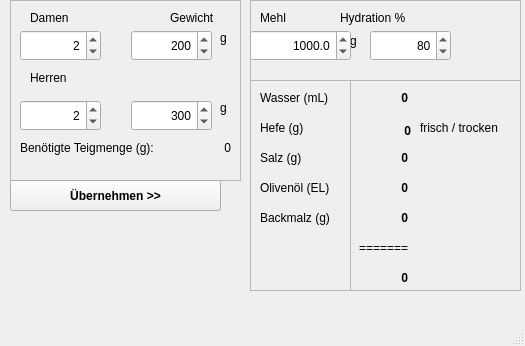
markusmeyerhofer/PizzaGenie, file pizzagenie.ui: the form before one commit.
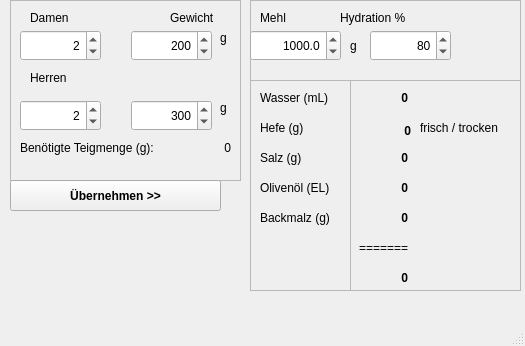
The form after the commit.

Commit message: final touches to UI Widget positions

The edit to the form file:
```diff
--- a/pizzagenie.ui
+++ b/pizzagenie.ui
@@ -48,7 +48,7 @@
        <x>100</x>
        <y>30</y>
        <width>16</width>
-       <height>21</height>
+       <height>31</height>
       </rect>
      </property>
      <property name="text">
@@ -60,7 +60,7 @@
       <rect>
        <x>0</x>
        <y>30</y>
-       <width>101</width>
+       <width>91</width>
        <height>31</height>
       </rect>
      </property>
```
Left out of the diff: 2 changed lines with no effect on the pictures.
